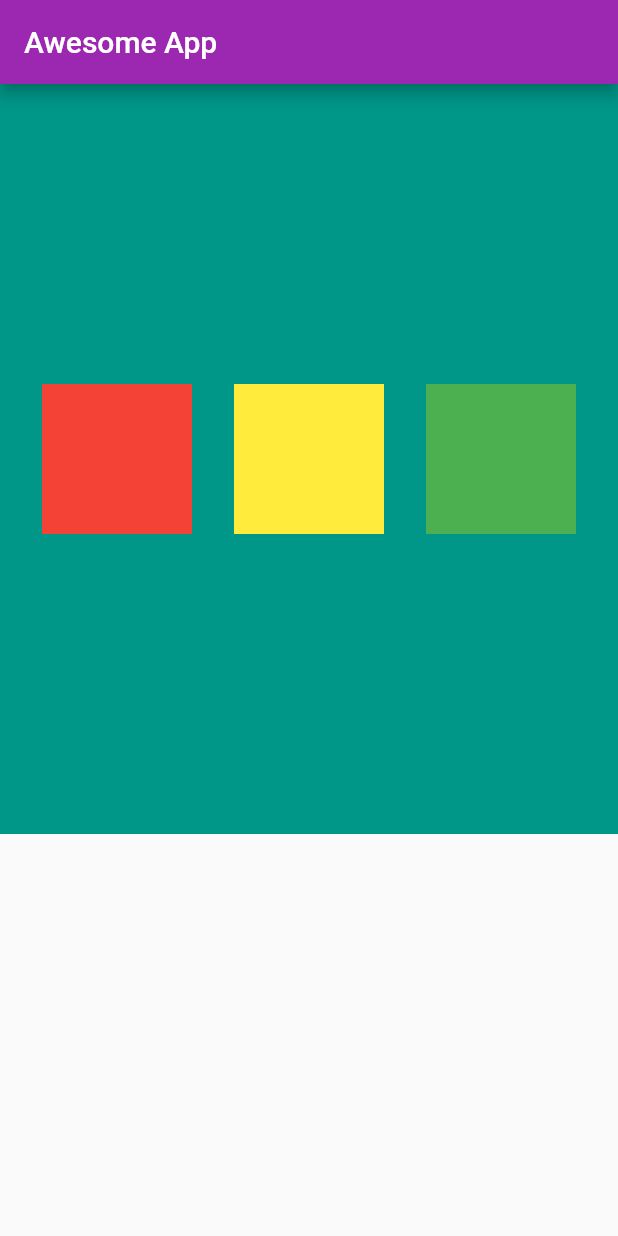
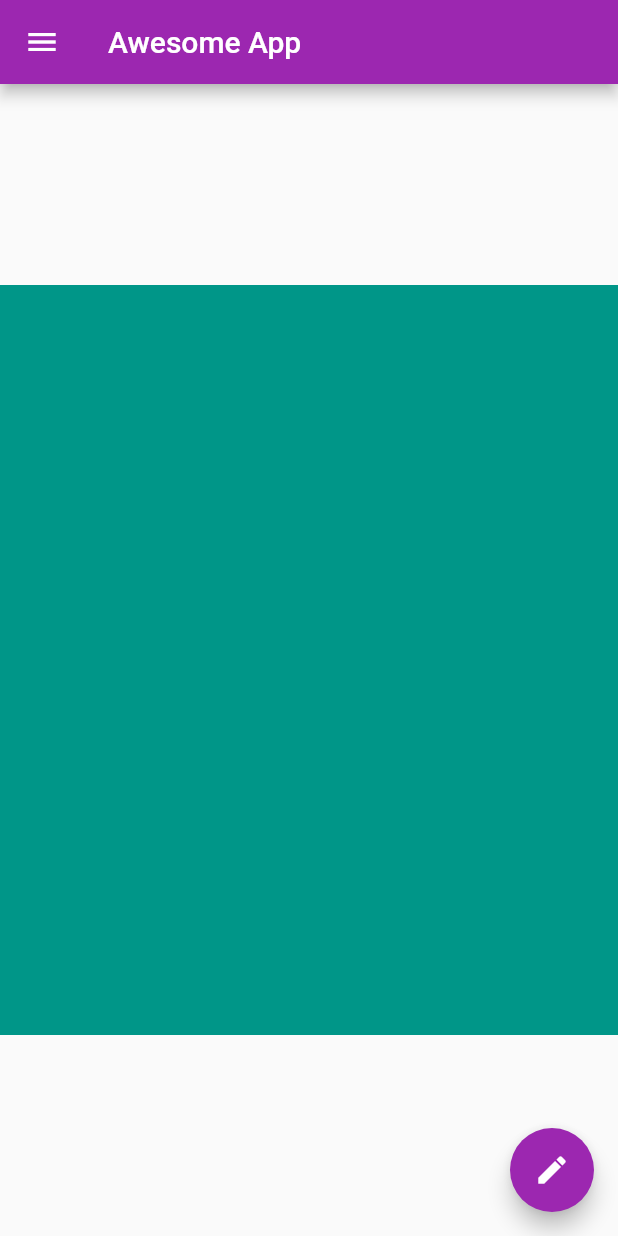
Before and after one commit to Amitojasa/Flutter-firstapp, a Flutter app: the screen it shows after launch, on a phone screen of 412 x 824 dp. Run offline on Flutter 3.47's test engine with Material 2 defaults, Android fonts, the phone set to English and light mode, and no system bars.

Commit message:
Chapter 3

```diff
--- a/lib/main.dart
+++ b/lib/main.dart
@@ -21,36 +21,37 @@ class HomePage extends StatelessWidget {
       appBar: AppBar(
         title: Text("Awesome App"),
       ),
-      body: Container(
+      body: Center(
+        child: Container(
           height: 500,
           color: Colors.teal,
-          child: Row(
-            mainAxisAlignment: MainAxisAlignment.spaceEvenly,
-            crossAxisAlignment: CrossAxisAlignment.center,
-            children: <Widget>[
-              Container(
-                padding: const EdgeInsets.all(20),
-                color: Colors.red,
-                width: 100,
-                height: 100,
-                alignment: Alignment.center,
-              ),
-              Container(
-                padding: const EdgeInsets.all(20),
-                color: Colors.yellow,
-                width: 100,
-                height: 100,
-                alignment: Alignment.center,
-              ),
-              Container(
-                padding: const EdgeInsets.all(20),
-                color: Colors.green,
-                width: 100,
-                height: 100,
-                alignment: Alignment.center,
-              ),
-            ],
-          )),
+        ),
+      ),
+
+      drawer: Drawer(
+          child: ListView(children: <Widget>[
+        UserAccountsDrawerHeader(
+            accountName: Text("Amitoj Singh"),
+            accountEmail: Text('amitoj@gmail.com'),
+            currentAccountPicture: const CircleAvatar(
+                backgroundImage: NetworkImage(
+                    "https://images.unsplash.com/flagged/photo-1570612861542-284f4c12e75f?ixlib=rb-1.2.1&ixid=MnwxMjA3fDB8MHxwaG90by1wYWdlfHx8fGVufDB8fHx8&auto=format&fit=crop&w=870&q=80"))),
+        ListTile(
+            leading: Icon(Icons.person),
+            title: Text("Amitoj SIngh"),
+            subtitle: Text("Developer"),
+            trailing: Icon(Icons.edit),
+            onTap: () {}),
+        ListTile(
+            leading: Icon(Icons.email),
+            title: Text("Email"),
+            subtitle: Text("amitoj@gmail.com"),
+            trailing: Icon(Icons.edit),
+            onTap: () {})
+      ])),
+      floatingActionButton:
+          FloatingActionButton(onPressed: () {}, child: Icon(Icons.edit)),
+      // floatingActionButtonLocation: FloatingActionButtonLocation.centerTop,
     );
   }
 }
```
